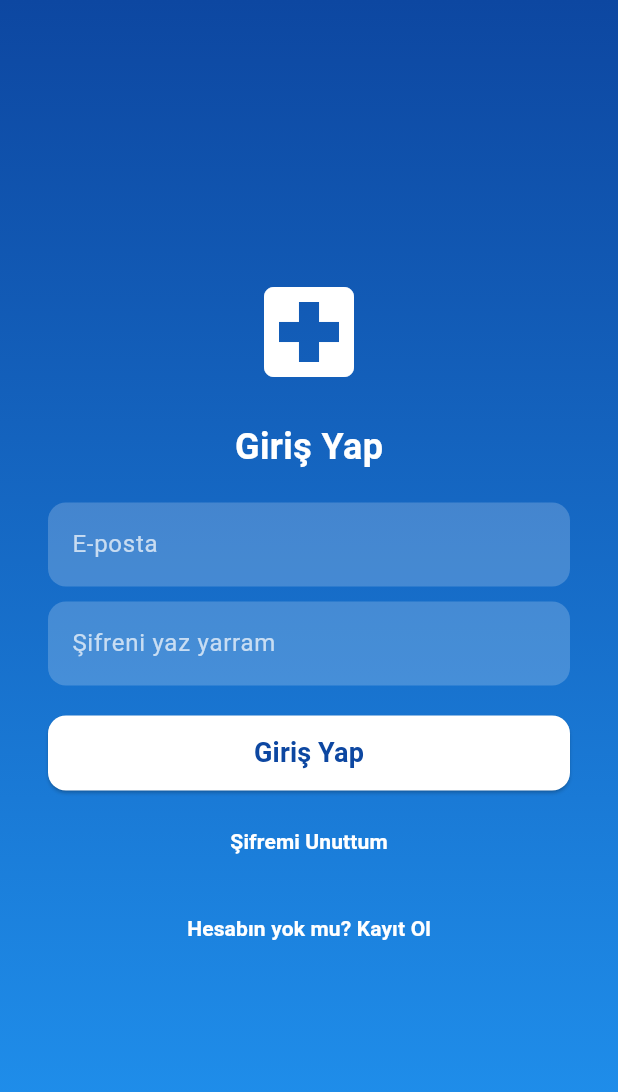
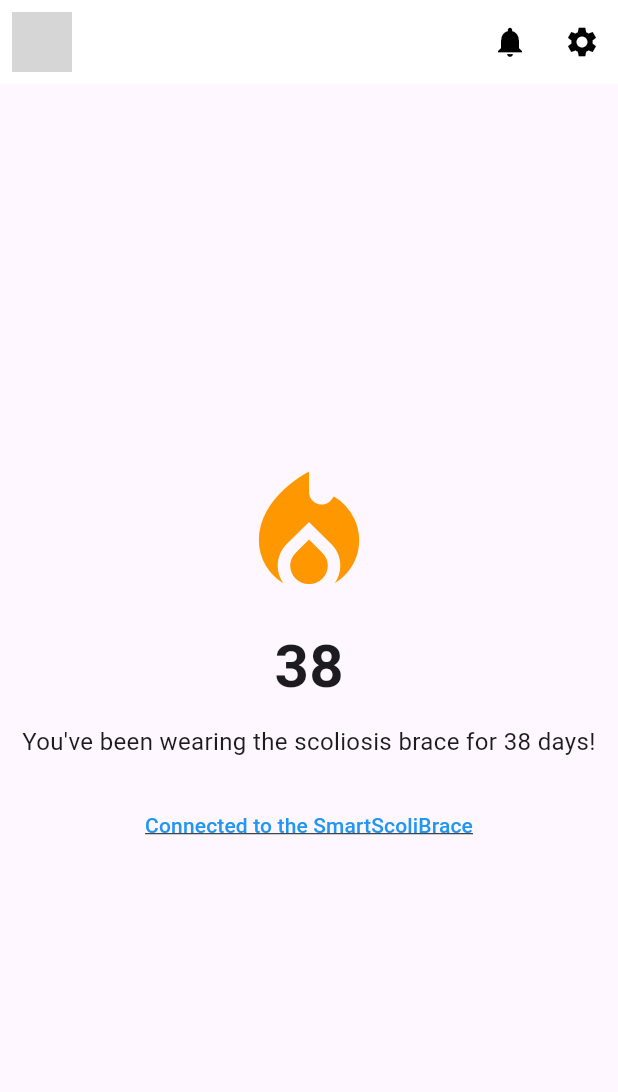
Before and after one commit to ferhanburak/skolyozmobil, a Flutter app: the screen it shows after launch, after a tap on "Giriş Yap", on a phone screen of 412 x 824 dp. Shown: the top 1092 px of the screen. Run offline on Flutter 3.47's test engine with Material 3 defaults, Android fonts, the light colour scheme and no system bars; grey boxes are pictures that could not be loaded.

Commit message:
Pages Developed

```diff
--- /dev/null
+++ b/lib/MainPage.dart
@@ -0,0 +1,84 @@
+import 'package:flutter/material.dart';
+import 'NotificationPage.dart';
+import 'ProfilePage.dart';
+import 'Help.dart';
+
+class MainPage extends StatelessWidget {
+  @override
+  Widget build(BuildContext context) {
+    return Scaffold(
+      appBar: AppBar(
+        backgroundColor: Colors.white,
+        elevation: 0,
+        leading: Padding(
+          padding: const EdgeInsets.all(8.0),
+          child: Image.asset('assets/logo.png'), // Add your logo here
+        ),
+        actions: [
+          IconButton(
+            icon: Icon(Icons.notifications, color: Colors.black),
+            onPressed: () {
+              Navigator.push(
+                context,
+                MaterialPageRoute(builder: (context) => NotificationPage()),
+              );
+            },
+          ),
+          _buildSettingsDropdown(context),
+        ],
+      ),
+      body: Center(
+        child: Column(
+          mainAxisAlignment: MainAxisAlignment.center,
+          children: [
+            Icon(Icons.local_fire_department, size: 100, color: Colors.orange),
+            SizedBox(height: 10),
+            Text(
+              "38",
+              style: TextStyle(fontSize: 40, fontWeight: FontWeight.bold),
+            ),
+            SizedBox(height: 10),
+            Text(
+              "You've been wearing the scoliosis brace for 38 days!",
+              textAlign: TextAlign.center,
+              style: TextStyle(fontSize: 16),
+            ),
+            SizedBox(height: 20),
+            TextButton(
+              onPressed: () {},
+              child: Text(
+                "Connected to the SmartScoliBrace",
+                style: TextStyle(color: Colors.blue, decoration: TextDecoration.underline),
+              ),
+            ),
+          ],
+        ),
+      ),
+    );
+  }
+
+  Widget _buildSettingsDropdown(BuildContext context) {
+    return PopupMenuButton<String>(
+      icon: Icon(Icons.settings, color: Colors.black),
+      onSelected: (value) {
+        if (value == "Profil") {
+          Navigator.push(context, MaterialPageRoute(builder: (context) => ProfilePage()));
+        } else if (value == "Yardım") {
+          Navigator.push(context, MaterialPageRoute(builder: (context) => HelpPage()));
+        }
+      },
+      itemBuilder: (BuildContext context) {
+        return [
+          PopupMenuItem<String>(
+            value: "Profil",
+            child: Text("Profil"),
+          ),
+          PopupMenuItem<String>(
+            value: "Yardım",
+            child: Text("Yardım"),
+          ),
+        ];
+      },
+    );
+  }
+}
--- a/lib/login_page.dart
+++ b/lib/login_page.dart
@@ -1,6 +1,7 @@
 import 'package:flutter/material.dart';
 import 'register_page.dart';
 import 'forgot_password_page.dart';
+import 'MainPage.dart';
 
 class LoginPage extends StatelessWidget {
   @override
@@ -36,29 +37,16 @@ class LoginPage extends StatelessWidget {
           children: [
             Icon(Icons.local_hospital, size: 80, color: Colors.white),
             SizedBox(height: 20),
-            Text("Giriş Yap",
+            Text(
+              "Giriş Yap",
               style: TextStyle(color: Colors.white, fontSize: 24, fontWeight: FontWeight.bold),
             ),
             SizedBox(height: 20),
             _buildTextField(hintText: "E-posta"),
             SizedBox(height: 10),
-            _buildTextField(hintText: "Şifreni yaz yarram", obscureText: true),
+            _buildTextField(hintText: "Şifre", obscureText: true),
             SizedBox(height: 20),
-            _buildLoginButton(),
-            SizedBox(height: 10),
-            TextButton(
-              onPressed: () {
-                Navigator.push(context, MaterialPageRoute(builder: (context) => ForgotPasswordPage()));
-              },
-              child: Text("Şifremi Unuttum", style: TextStyle(color: Colors.white, fontWeight: FontWeight.bold)),
-            ),
-            SizedBox(height: 10),
-            TextButton(
-              onPressed: () {
-                Navigator.pushReplacement(context, MaterialPageRoute(builder: (context) => RegisterPage()));
-              },
-              child: Text("Hesabın yok mu? Kayıt Ol", style: TextStyle(color: Colors.white, fontWeight: FontWeight.bold)),
-            ),
+            _buildLoginButton(context),
           ],
         ),
       ),
@@ -79,9 +67,11 @@ class LoginPage extends StatelessWidget {
     );
   }
 
-  Widget _buildLoginButton() {
+  Widget _buildLoginButton(BuildContext context) {
     return ElevatedButton(
-      onPressed: () {},
+      onPressed: () {
+        Navigator.pushReplacement(context, MaterialPageRoute(builder: (context) => MainPage()));
+      },
       style: ElevatedButton.styleFrom(
         backgroundColor: Colors.white,
         foregroundColor: Colors.blue.shade900,
```
Also changed, not shown: lib/Help.dart (added, +38 -0 lines), lib/NotificationPage.dart (added, +86 -0 lines), lib/ProfilePage.dart (added, +37 -0 lines).
